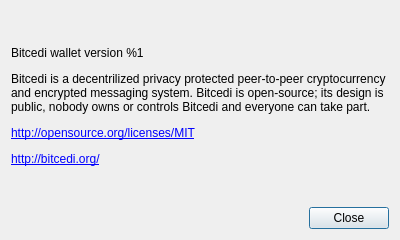
Qt form src/gui/ui/aboutdialog.ui (Vetro7/RoyaltiesGUI) before a commit.
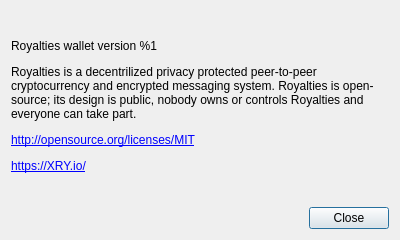
The same form after that commit.

What changed in the file:
```diff
--- a/src/gui/ui/aboutdialog.ui
+++ b/src/gui/ui/aboutdialog.ui
@@ -41,7 +41,7 @@
       </sizepolicy>
      </property>
      <property name="text">
-      <string>&lt;html&gt;&lt;head/&gt;&lt;body&gt;&lt;p&gt;Bitcedi wallet version %1&lt;/p&gt;&lt;p&gt;Bitcedi is a decentrilized privacy protected peer-to-peer cryptocurrency and encrypted messaging system. Bitcedi is open-source; its design is public, nobody owns or controls Bitcedi and everyone can take part.&lt;/p&gt;&lt;p&gt;&lt;a href=&quot;http://opensource.org/licenses/MIT&quot;&gt;&lt;span style=&quot; text-decoration: underline; color:#0000ff;&quot;&gt;http://opensource.org/licenses/MIT&lt;/span&gt;&lt;/a&gt;&lt;/p&gt;&lt;p&gt;&lt;a href=&quot;http://bitcedi.org/&quot;&gt;&lt;span style=&quot; text-decoration: underline; color:#0000ff;&quot;&gt;http://bitcedi.org/&lt;/span&gt;&lt;/a&gt;&lt;/p&gt;&lt;/body&gt;&lt;/html&gt;</string>
+      <string>&lt;html&gt;&lt;head/&gt;&lt;body&gt;&lt;p&gt;Royalties wallet version %1&lt;/p&gt;&lt;p&gt;Royalties is a decentrilized privacy protected peer-to-peer cryptocurrency and encrypted messaging system. Royalties is open-source; its design is public, nobody owns or controls Royalties and everyone can take part.&lt;/p&gt;&lt;p&gt;&lt;a href=&quot;http://opensource.org/licenses/MIT&quot;&gt;&lt;span style=&quot; text-decoration: underline; color:#0000ff;&quot;&gt;http://opensource.org/licenses/MIT&lt;/span&gt;&lt;/a&gt;&lt;/p&gt;&lt;p&gt;&lt;a href=&quot;https://XRY.io/&quot;&gt;&lt;span style=&quot; text-decoration: underline; color:#0000ff;&quot;&gt;https://XRY.io/&lt;/span&gt;&lt;/a&gt;&lt;/p&gt;&lt;/body&gt;&lt;/html&gt;</string>
      </property>
      <property name="textFormat">
       <enum>Qt::RichText</enum>
```
